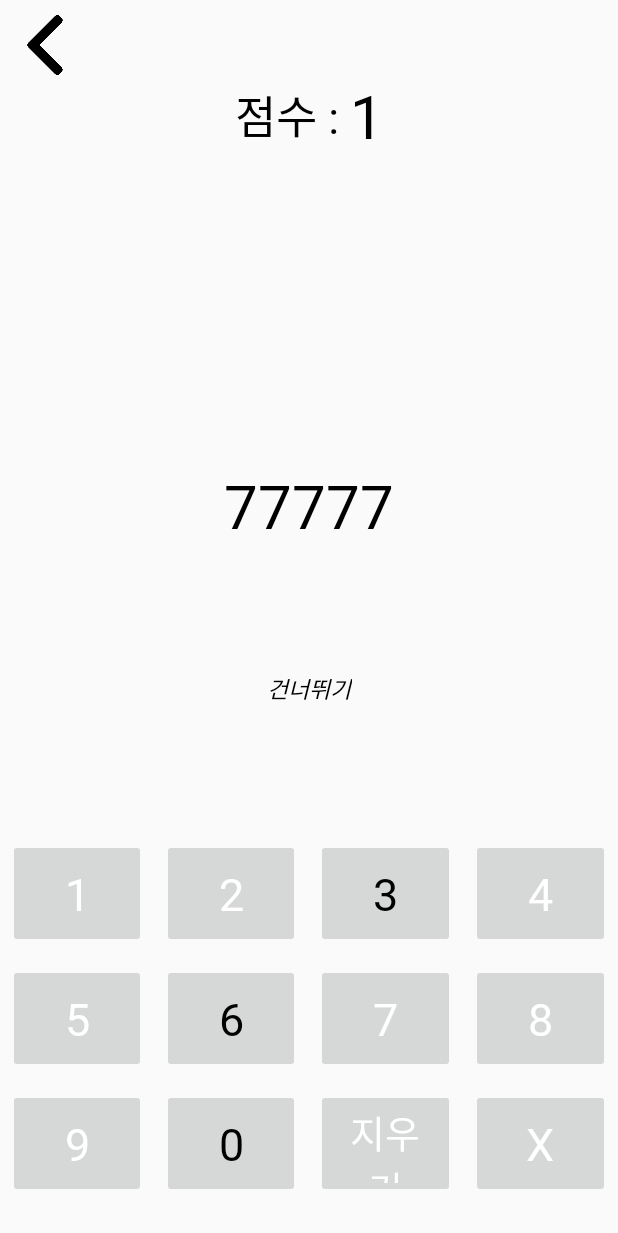
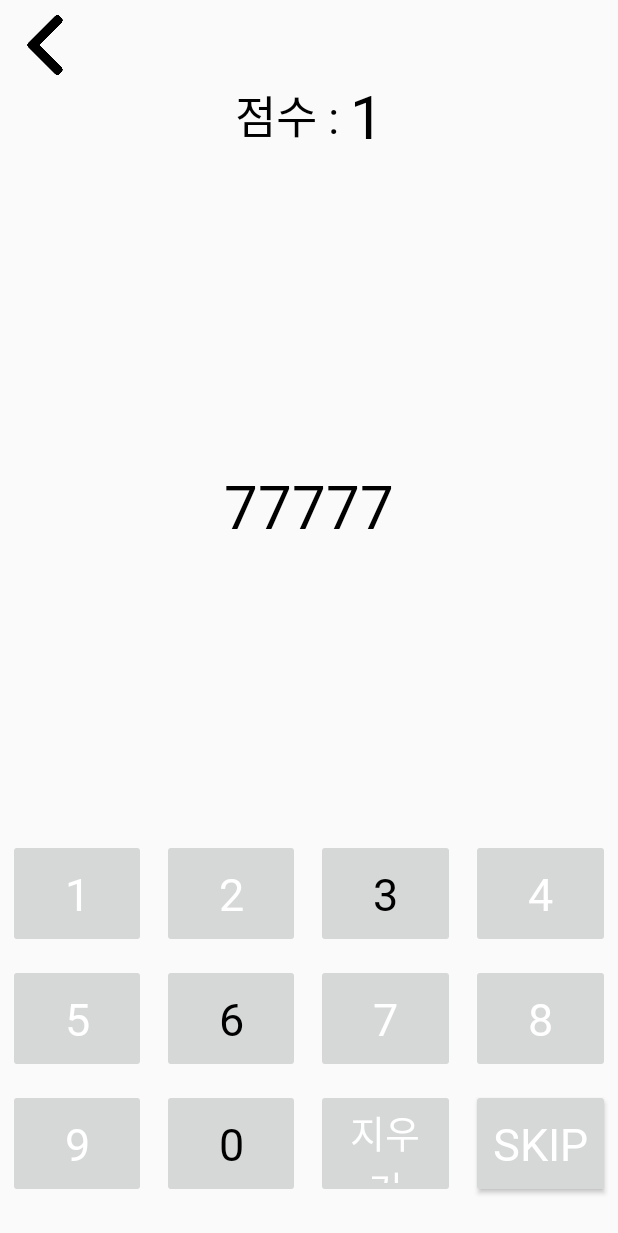
Before and after one commit to SimplePro/geniusTest, an Android app: the PracticeMemoryActivity screen opened directly, with no data from a screen before it, on a phone screen of 412 x 824 dp. Shown: the top 1233 px of the screen. Run offline under Robolectric (Android 15) with nearby library versions, the phone set to English and light mode, and no system bars; our stand-ins replace data binding; plain views replace FButton; 1 statement that could not run was skipped.

Commit message:
added giveup button function, and SKIP button instead of X Button in MemoryActivity

```diff
--- a/app/src/main/res/layout/activity_practice_memory.xml
+++ b/app/src/main/res/layout/activity_practice_memory.xml
@@ -80,20 +80,6 @@
                 android:layout_height="wrap_content"
                 android:text="1010"
                 android:id="@+id/practice_memory_answer_and_problem_textview"/>
-
-            <TextView
-                android:layout_width="wrap_content"
-                android:layout_height="wrap_content"
-                android:text="건너뛰기"
-                android:textStyle="italic"
-                android:textColor="@android:color/black"
-                android:fontFamily="@font/nanum"
-                app:layout_constraintRight_toRightOf="parent"
-                app:layout_constraintLeft_toLeftOf="parent"
-                app:layout_constraintTop_toBottomOf="@id/practice_memory_answer_and_problem_textview"
-                app:layout_constraintBottom_toTopOf="@id/practice_num_button_layout"
-                android:textSize="15dp"
-                android:id="@+id/practice_memory_skip_button"/>
 
             <LinearLayout
                 android:id="@+id/practice_num_button_layout"
@@ -289,13 +275,13 @@
                         app:cornerRadius="10dp"/>
 
                     <info.hoang8f.widget.FButton
-                        android:id="@+id/practice_all_delete_button"
+                        android:id="@+id/practice_memory_skip_button"
                         android:layout_width="0dp"
                         android:layout_height="match_parent"
                         android:layout_margin="5dp"
                         android:layout_weight="1"
                         android:fontFamily="@font/nanum"
-                        android:text="X"
+                        android:text="SKIP"
                         android:textColor="@android:color/white"
                         android:textSize="30dp"
                         app:cornerRadius="10dp"
```
Also changed, not shown: app/src/main/java/com/wotin/geniustest/activity/practice/PracticeMemoryActivity.kt (+16 -9 lines), app/src/main/java/com/wotin/geniustest/activity/test/TestMemoryActivity.kt (+17 -9 lines), app/src/main/res/layout/activity_test_memory.xml (+2 -16 lines).
